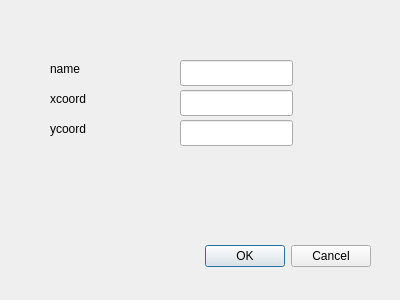
juhaszb/plant_repository, file client_local/client_local/add_plant.ui: the form before one commit.
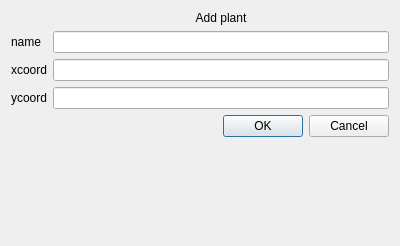
The form after the commit.

```diff
--- a/client_local/client_local/add_plant.ui
+++ b/client_local/client_local/add_plant.ui
@@ -7,97 +7,64 @@
     <x>0</x>
     <y>0</y>
     <width>400</width>
-    <height>300</height>
+    <height>246</height>
    </rect>
   </property>
   <property name="windowTitle">
    <string>Dialog</string>
   </property>
-  <widget class="QDialogButtonBox" name="buttonBox">
-   <property name="geometry">
-    <rect>
-     <x>30</x>
-     <y>240</y>
-     <width>341</width>
-     <height>32</height>
-    </rect>
-   </property>
-   <property name="orientation">
-    <enum>Qt::Horizontal</enum>
-   </property>
-   <property name="standardButtons">
-    <set>QDialogButtonBox::Cancel|QDialogButtonBox::Ok</set>
-   </property>
-  </widget>
+  <layout class="QFormLayout" name="formLayout">
+   <item row="0" column="1">
+    <widget class="QLabel" name="label_4">
+     <property name="text">
+      <string>Add plant</string>
+     </property>
+     <property name="alignment">
+      <set>Qt::AlignCenter</set>
+     </property>
+    </widget>
+   </item>
+   <item row="1" column="0">
   <widget class="QLabel" name="label">
-   <property name="geometry">
-    <rect>
-     <x>50</x>
-     <y>60</y>
-     <width>58</width>
-     <height>18</height>
-    </rect>
-   </property>
    <property name="text">
     <string>name</string>
    </property>
   </widget>
+   </item>
+   <item row="1" column="1">
+    <widget class="QLineEdit" name="name"/>
+   </item>
+   <item row="2" column="0">
   <widget class="QLabel" name="label_2">
-   <property name="geometry">
-    <rect>
-     <x>50</x>
-     <y>90</y>
-     <width>58</width>
-     <height>18</height>
-    </rect>
-   </property>
    <property name="text">
     <string>xcoord</string>
    </property>
   </widget>
+   </item>
+   <item row="2" column="1">
+    <widget class="QLineEdit" name="xcoord"/>
+   </item>
+   <item row="3" column="0">
   <widget class="QLabel" name="label_3">
-   <property name="geometry">
-    <rect>
-     <x>50</x>
-     <y>120</y>
-     <width>58</width>
-     <height>18</height>
-    </rect>
-   </property>
    <property name="text">
     <string>ycoord</string>
    </property>
   </widget>
-  <widget class="QLineEdit" name="name">
-   <property name="geometry">
-    <rect>
-     <x>180</x>
-     <y>60</y>
-     <width>113</width>
-     <height>26</height>
-    </rect>
-   </property>
-  </widget>
-  <widget class="QLineEdit" name="xcoord">
-   <property name="geometry">
-    <rect>
-     <x>180</x>
-     <y>90</y>
-     <width>113</width>
-     <height>26</height>
-    </rect>
-   </property>
-  </widget>
-  <widget class="QLineEdit" name="ycoord">
-   <property name="geometry">
-    <rect>
-     <x>180</x>
-     <y>120</y>
-     <width>113</width>
-     <height>26</height>
-    </rect>
-   </property>
-  </widget>
+   </item>
+   <item row="3" column="1">
+    <widget class="QLineEdit" name="ycoord"/>
+   </item>
+   <item row="4" column="0" colspan="2">
+    <widget class="QDialogButtonBox" name="buttonBox">
+     <property name="orientation">
+      <enum>Qt::Horizontal</enum>
+     </property>
+     <property name="standardButtons">
+      <set>QDialogButtonBox::Cancel|QDialogButtonBox::Ok</set>
+     </property>
+    </widget>
+   </item>
+  </layout>
  </widget>
  <resources/>
  <connections>
```
Left out of the diff: 2 changed lines with no effect on the pictures. Lines whose indentation alone changed are shown as unchanged.
